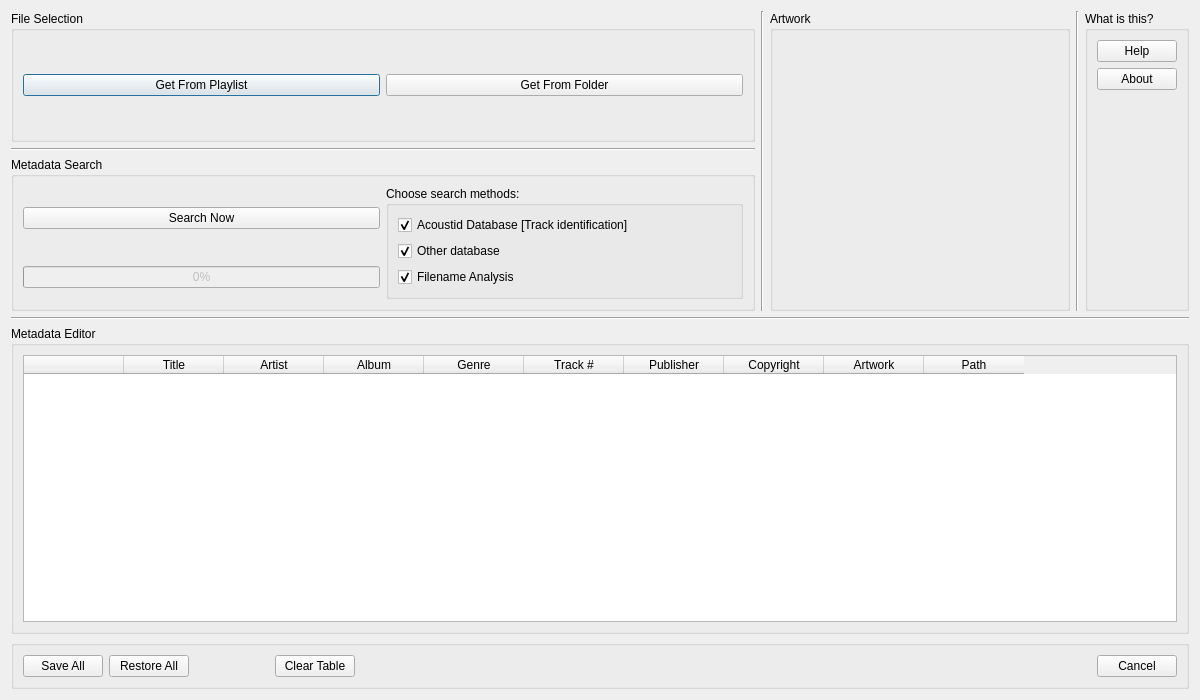
Before: the Qt Designer form modules/gui/qt/ui/extmetamanager.ui in ASantosVal/vlc, drawn with Qt 5.
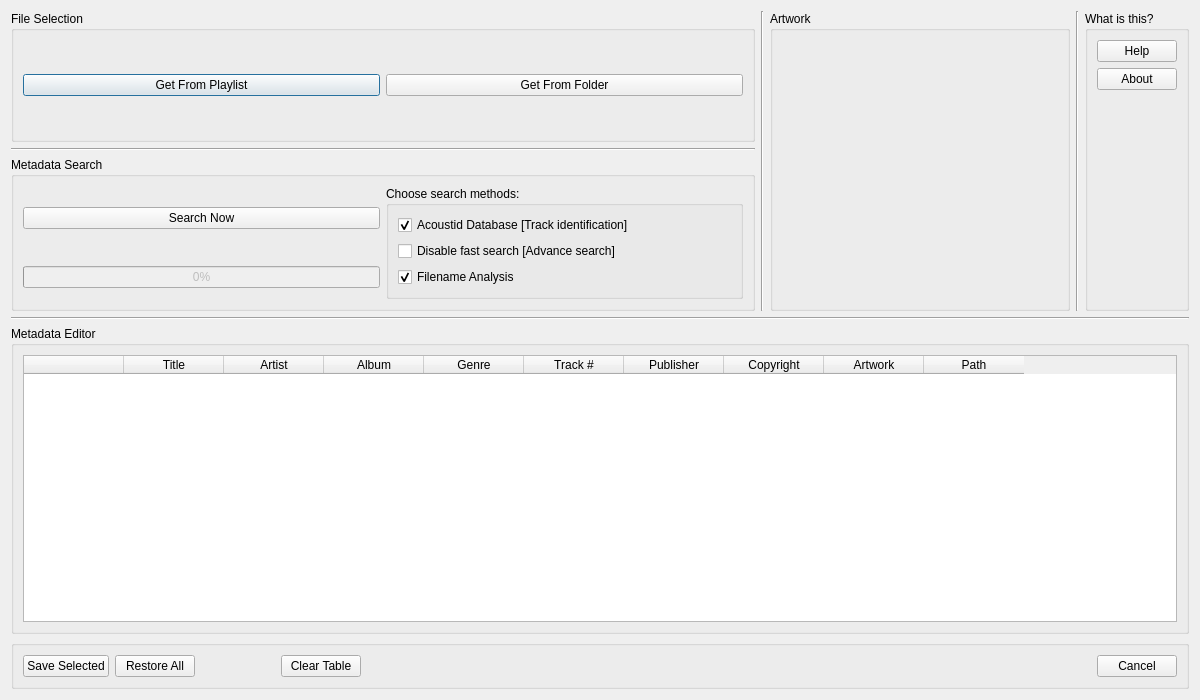
After: the same form once the commit is applied.

Commit message: Implemented fast search and advanced search

```diff
--- a/modules/gui/qt/ui/extmetamanager.ui
+++ b/modules/gui/qt/ui/extmetamanager.ui
@@ -146,7 +146,7 @@
       <item>
        <widget class="QPushButton" name="pushButton_saveAll">
         <property name="text">
-         <string>Save All</string>
+         <string>Save Selected</string>
         </property>
        </widget>
       </item>
@@ -288,10 +288,10 @@
          <item>
           <widget class="QCheckBox" name="checkBox_TODO">
            <property name="text">
-            <string>Other database</string>
+            <string>Disable fast search [Advance search]</string>
            </property>
            <property name="checked">
-            <bool>true</bool>
+            <bool>false</bool>
            </property>
           </widget>
          </item>
```
Left out of the diff: 5 changed lines with no effect on the pictures. The commit also changes 2 other files.
